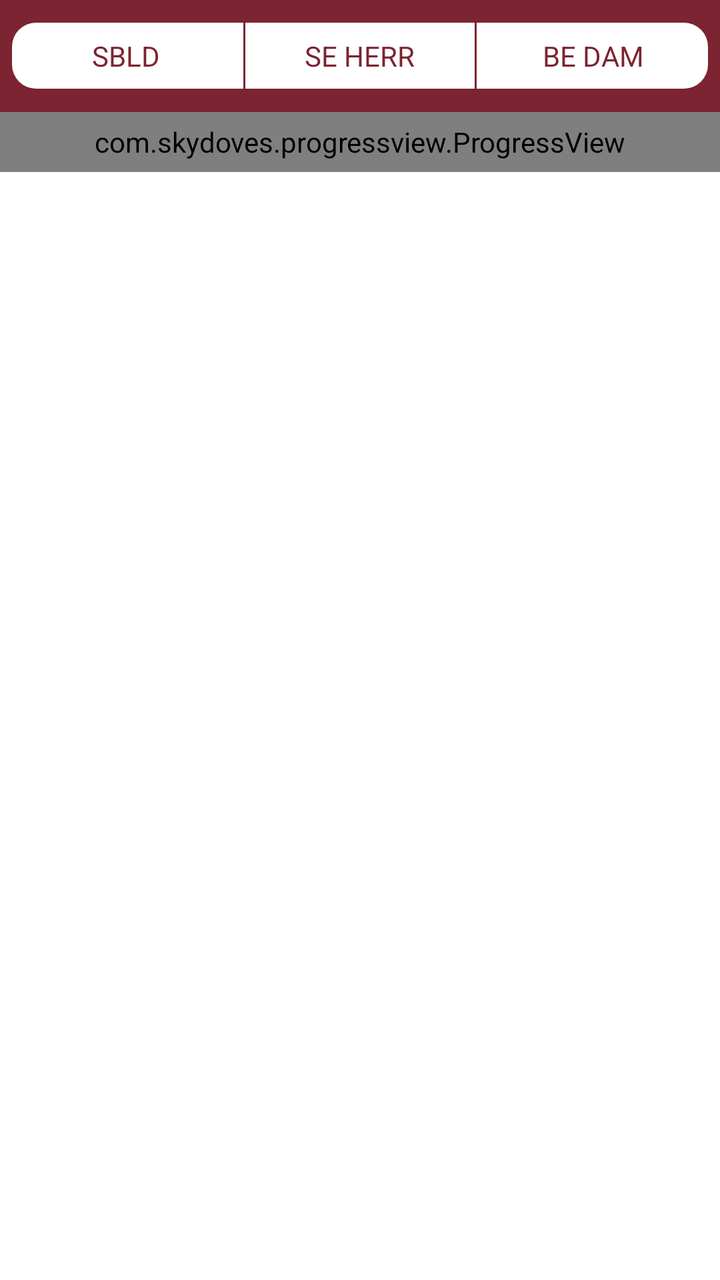
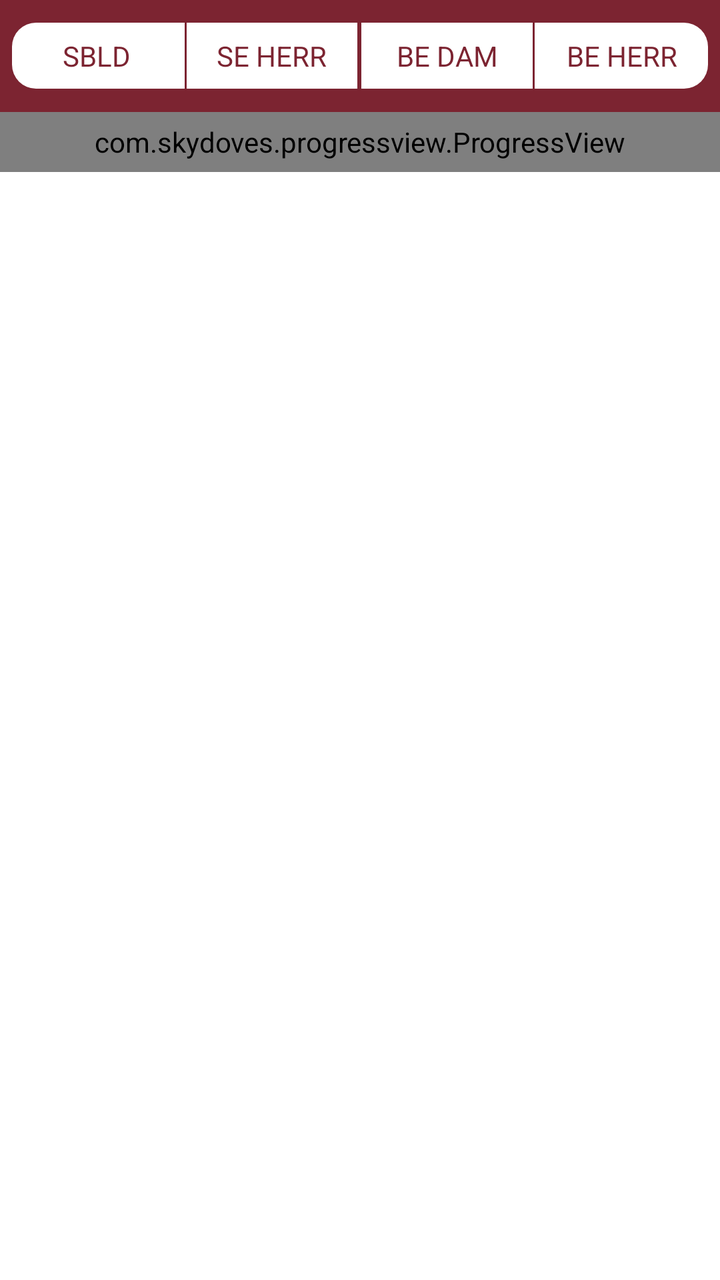

An Android layout rendered at two revisions. The XML below is the earlier revision; the diff shows what the commit changed to produce the second picture.
<!-- AndroidManifest.xml: application theme Theme.EosLund -->
<!-- res/layout/fragment_team.xml -->
<?xml version="1.0" encoding="utf-8"?>
<FrameLayout xmlns:android="http://schemas.android.com/apk/res/android"
    xmlns:app="http://schemas.android.com/apk/res-auto"
    xmlns:tools="http://schemas.android.com/tools"
    android:layout_width="match_parent"
    android:layout_height="match_parent"
    tools:context=".controller.TeamFragment">


    <androidx.constraintlayout.widget.ConstraintLayout
        android:layout_width="match_parent"
        android:layout_height="match_parent">

    
        <androidx.appcompat.widget.Toolbar
            android:id="@+id/news_toolbar"
            android:layout_width="match_parent"
            android:layout_height="wrap_content"
            android:background="@color/colorPrimary"
            android:contentInsetStart="0dp"
            android:contentInsetLeft="0dp"
            android:minHeight="?attr/actionBarSize"
            android:theme="?attr/actionBarTheme"
            app:contentInsetLeft="0dp"
            app:contentInsetStart="0dp"
            app:layout_constraintEnd_toEndOf="parent"
            app:layout_constraintStart_toStartOf="parent"
            app:layout_constraintTop_toTopOf="parent">

    <RadioGroup
        android:id="@+id/radio_group_news"
        android:layout_width="match_parent"
        android:layout_height="45dp"
        android:gravity="center"
        android:orientation="horizontal"
        android:paddingStart="5dp"
        android:paddingTop="5dp"
        android:paddingEnd="5dp"
        android:paddingBottom="5dp"
        app:layout_constraintEnd_toEndOf="parent"
        app:layout_constraintHorizontal_bias="0.0"
        app:layout_constraintStart_toStartOf="parent"
        app:layout_constraintTop_toTopOf="parent">

        <RadioButton
            android:id="@+id/news_radio_button"
            android:layout_width="0dp"
            android:layout_height="wrap_content"
            android:layout_weight="1"
            android:background="@drawable/btn_segmented_left"
            android:button="@android:color/transparent"
            android:gravity="center"
            android:text="@string/sbld"
            android:textColor="@drawable/txt_segmented" />

        <RadioButton
            android:id="@+id/se_herr_team_radio_button"
            android:layout_width="0dp"
            android:layout_height="wrap_content"
            android:layout_weight="1"
            android:background="@drawable/btn_segmented_center"
            android:button="@android:color/transparent"
            android:gravity="center"
            android:text="@string/se_herr"
            android:textColor="@drawable/txt_segmented" />

        <RadioButton
            android:id="@+id/video_radio_button"
            android:layout_width="0dp"
            android:layout_height="wrap_content"
            android:layout_weight="1"
            android:background="@drawable/btn_segmented_right"
            android:button="@android:color/transparent"
            android:gravity="center"
            android:padding="2dp"
            android:text="@string/be_dam"
            android:textColor="@drawable/txt_segmented" />
    </RadioGroup>

        </androidx.appcompat.widget.Toolbar>

        <com.skydoves.progressview.ProgressView
            android:id="@+id/update_team_progress_view"
            android:layout_width="match_parent"
            android:layout_height="30dp"
            app:layout_constraintEnd_toEndOf="parent"
            app:layout_constraintStart_toStartOf="parent"
            app:layout_constraintTop_toBottomOf="@+id/news_toolbar"
            app:progressView_autoAnimate="true"
            app:progressView_colorBackground="@color/white"
            app:progressView_colorProgress="@color/colorSecondary"
            app:progressView_labelColorInner="@color/white"
            app:progressView_labelColorOuter="@color/black"
            app:progressView_labelSize="13sp"
            app:progressView_labelSpace="10dp"
            app:progressView_labelText="@string/progress_view_update_percent"
            app:progressView_labelTypeface="bold"
            app:progressView_max="100"
            app:progressView_min="0"
            app:progressView_padding="1dp"
            app:progressView_progress="0"
            app:progressView_progressFromPrevious="true"
            app:progressView_radius="12dp"
            app:progressView_colorGradientStart="#806DBC63"
        app:progressView_colorGradientEnd="@color/colorSecondary"
            tools:visibility="visible" />

        <com.airbnb.lottie.LottieAnimationView
            android:id="@+id/team_loading_animation"
            android:layout_width="match_parent"
            android:layout_height="match_parent"
            android:visibility="gone"
            app:lottie_autoPlay="true"
            app:lottie_fileName="loader-basketball.json"
            app:lottie_loop="true" />

        <androidx.recyclerview.widget.RecyclerView
            android:id="@+id/team_recycle_view"
            android:layout_width="match_parent"
            android:layout_height="0dp"
            app:layout_constraintBottom_toBottomOf="parent"
            app:layout_constraintEnd_toEndOf="parent"
            app:layout_constraintStart_toStartOf="parent"
            app:layout_constraintTop_toBottomOf="@+id/update_team_progress_view" />

    </androidx.constraintlayout.widget.ConstraintLayout>

</FrameLayout>
<!-- resources referenced by this layout -->
<resources>
  <color name="black">#FF000000</color>
  <color name="colorPrimary">#7C2431</color>
  <color name="colorSecondary">#6DBC63</color>
  <color name="white">#FFFFFFFF</color>
  <!-- drawable btn_segmented_center (drawable) -->
  <?xml version="1.0" encoding="utf-8"?>
  <selector xmlns:android="http://schemas.android.com/apk/res/android">
      <item android:state_checked="true">
          <layer-list xmlns:android="http://schemas.android.com/apk/res/android">
              <item>
                  <shape android:shape="rectangle">
                      <stroke android:width="1dp" android:color="@color/colorSecondary" />
                  </shape>
              </item>
  
              <item android:bottom="1dp" android:left="1dp" android:right="1dp" android:top="1dp">
                  <shape android:shape="rectangle">
                      <solid android:color="@color/colorSecondary" />
                  </shape>
              </item>
          </layer-list>
      </item>
      <item android:state_pressed="true">
          <layer-list xmlns:android="http://schemas.android.com/apk/res/android">
              <item>
                  <shape android:shape="rectangle">
                      <stroke android:width="1dp" android:color="@color/colorSecondary" />
                  </shape>
              </item>
  
              <item android:bottom="1dp" android:left="1dp" android:right="1dp" android:top="1dp">
                  <shape android:shape="rectangle">
                      <solid android:color="@color/colorSecondary" />
                  </shape>
              </item>
          </layer-list>
      </item>
      <item>
          <layer-list xmlns:android="http://schemas.android.com/apk/res/android">
              <item>
                  <shape android:shape="rectangle">
                      <stroke android:width="1dp" android:color="@color/colorPrimary" />
                  </shape>
              </item>
              <item android:bottom="1dp" android:left="1dp" android:right="1dp" android:top="1dp">
                  <shape android:shape="rectangle">
                      <solid android:color="@android:color/white" />
                  </shape>
              </item>
          </layer-list>
      </item>
  </selector>
  <!-- drawable btn_segmented_left: vector/xml drawable (drawable, 2260 chars, omitted) -->
  <!-- drawable btn_segmented_right: vector/xml drawable (drawable, 2278 chars, omitted) -->
  <!-- drawable txt_segmented (drawable) -->
  <?xml version="1.0" encoding="utf-8"?>
  <selector xmlns:android="http://schemas.android.com/apk/res/android">
      <item android:color="@android:color/white" android:state_checked="true" />
      <item android:color="@android:color/white" android:state_selected="true" />
      <item android:color="@color/colorPrimary" />
  </selector>
  <string name="be_dam">BE DAM</string>
  <string name="progress_view_update_percent">%1$s</string>
  <string name="sbld">SBLD</string>
  <string name="se_herr">SE HERR</string>
  <style name="Theme.EosLund" parent="Theme.MaterialComponents.Light.NoActionBar">
          
          <item name="colorPrimary">@color/colorPrimary</item>
          <item name="colorPrimaryVariant">@color/purple_700</item>
          <item name="colorOnPrimary">@color/white</item>
          
          <item name="colorSecondary">@color/colorSecondary</item>
          <item name="colorSecondaryVariant">@color/teal_700</item>
          <item name="colorOnSecondary">@color/black</item>
          
          <item name="android:statusBarColor">?attr/colorPrimaryVariant</item>
          
      </style>
  <color name="purple_700">#FF3700B3</color>
  <color name="teal_700">#FF018786</color>
</resources>

<!-- the commit's change to res/layout/fragment_team.xml (unified diff, before → after) -->
@@ -43,7 +43,7 @@
         app:layout_constraintTop_toTopOf="parent">
 
         <RadioButton
-            android:id="@+id/news_radio_button"
+            android:id="@+id/sbld_team_radio_button"
             android:layout_width="0dp"
             android:layout_height="wrap_content"
             android:layout_weight="1"
@@ -65,7 +65,18 @@
             android:textColor="@drawable/txt_segmented" />
 
         <RadioButton
-            android:id="@+id/video_radio_button"
+            android:id="@+id/be_dam_team_radio_button"
+            android:layout_width="0dp"
+            android:layout_height="wrap_content"
+            android:layout_weight="1"
+            android:background="@drawable/btn_segmented_center"
+            android:button="@android:color/transparent"
+            android:gravity="center"
+            android:text="@string/be_dam"
+            android:textColor="@drawable/txt_segmented" />
+
+        <RadioButton
+            android:id="@+id/be_herr_team_league_button"
             android:layout_width="0dp"
             android:layout_height="wrap_content"
             android:layout_weight="1"
@@ -73,7 +84,7 @@
             android:button="@android:color/transparent"
             android:gravity="center"
             android:padding="2dp"
-            android:text="@string/be_dam"
+            android:text="@string/be_herr"
             android:textColor="@drawable/txt_segmented" />
     </RadioGroup>
 
<!-- resource entries referenced after the edit -->
@@ -1,8 +1,8 @@
 <!-- resources referenced by this layout -->
 <resources>
   <color name="black">#FF000000</color>
-  <color name="colorPrimary">#7C2431</color>
-  <color name="colorSecondary">#6DBC63</color>
+  <color name="colorPrimary">#7c2431</color>
+  <color name="colorSecondary">#1c7058</color>
   <color name="white">#FFFFFFFF</color>
   <!-- drawable btn_segmented_center (drawable) -->
   <?xml version="1.0" encoding="utf-8"?>
@@ -62,6 +62,7 @@
       <item android:color="@color/colorPrimary" />
   </selector>
   <string name="be_dam">BE DAM</string>
+  <string name="be_herr">BE HERR</string>
   <string name="progress_view_update_percent">%1$s</string>
   <string name="sbld">SBLD</string>
   <string name="se_herr">SE HERR</string>
